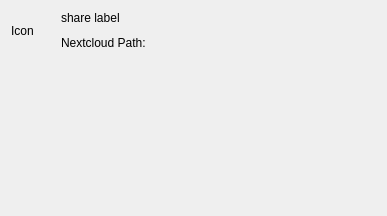
First picture: the form in src/gui/sharedialog.ui, repository tokun-mobica/desktop, before the edit.
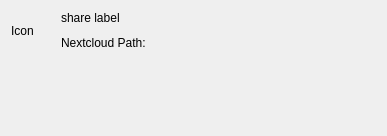
Second picture: the form after the edit.

```diff
--- a/src/gui/sharedialog.ui
+++ b/src/gui/sharedialog.ui
@@ -10,6 +10,12 @@
     <height>222</height>
    </rect>
   </property>
+  <property name="sizePolicy">
+   <sizepolicy hsizetype="Preferred" vsizetype="Expanding">
+    <horstretch>0</horstretch>
+    <verstretch>0</verstretch>
+   </sizepolicy>
+  </property>
   <layout class="QVBoxLayout" name="shareDialogVerticalLayout">
    <property name="spacing">
     <number>9</number>
@@ -23,7 +29,7 @@
       <number>6</number>
      </property>
      <property name="sizeConstraint">
-      <enum>QLayout::SetFixedSize</enum>
+      <enum>QLayout::SetDefaultConstraint</enum>
      </property>
      <item>
       <layout class="QGridLayout" name="gridLayout" rowstretch="0,0" columnstretch="0,0">
@@ -125,50 +131,12 @@
      <item>
       <layout class="QVBoxLayout" name="scrollBarsVerticalLayout">
        <property name="spacing">
-        <number>12</number>
+        <number>0</number>
        </property>
        <item>
         <widget class="QScrollArea" name="scrollAreaLinks">
          <property name="sizePolicy">
-          <sizepolicy hsizetype="Expanding" vsizetype="Fixed">
-           <horstretch>0</horstretch>
-           <verstretch>0</verstretch>
-          </sizepolicy>
-         </property>
-         <property name="styleSheet">
-          <string notr="true"/>
-         </property>
-         <property name="frameShape">
-          <enum>QFrame::NoFrame</enum>
-         </property>
-         <property name="frameShadow">
-          <enum>QFrame::Plain</enum>
-         </property>
-         <property name="horizontalScrollBarPolicy">
-          <enum>Qt::ScrollBarAlwaysOff</enum>
-         </property>
-         <property name="sizeAdjustPolicy">
-          <enum>QAbstractScrollArea::AdjustIgnored</enum>
-         </property>
-         <property name="widgetResizable">
-          <bool>true</bool>
-         </property>
-         <widget class="QWidget" name="scrollAreaWidgetContentsLinks">
-          <property name="geometry">
-           <rect>
-            <x>0</x>
-            <y>0</y>
-            <width>365</width>
-            <height>68</height>
-           </rect>
-          </property>
-         </widget>
-        </widget>
-       </item>
-       <item>
-        <widget class="QScrollArea" name="scrollAreaUsers">
-         <property name="sizePolicy">
-          <sizepolicy hsizetype="Expanding" vsizetype="Fixed">
+          <sizepolicy hsizetype="Fixed" vsizetype="Expanding">
            <horstretch>0</horstretch>
            <verstretch>0</verstretch>
           </sizepolicy>
@@ -189,18 +157,18 @@
           <enum>Qt::ScrollBarAlwaysOff</enum>
          </property>
          <property name="sizeAdjustPolicy">
-          <enum>QAbstractScrollArea::AdjustIgnored</enum>
+          <enum>QAbstractScrollArea::AdjustToContents</enum>
          </property>
          <property name="widgetResizable">
           <bool>true</bool>
          </property>
-         <widget class="QWidget" name="scrollAreaWidgetContentsUsers">
+         <widget class="QWidget" name="scrollAreaWidgetContents">
           <property name="geometry">
            <rect>
             <x>0</x>
             <y>0</y>
-            <width>365</width>
-            <height>68</height>
+            <width>68</width>
+            <height>148</height>
            </rect>
           </property>
           <layout class="QVBoxLayout" name="scrollAreaVerticalLayout"/>
```
Left out of the diff: 2 changed lines with no effect on the pictures.
